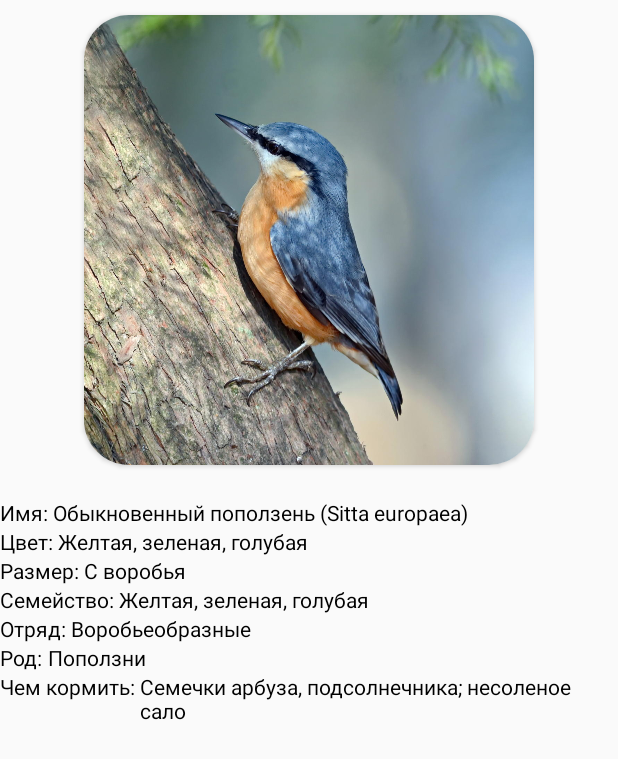
After one commit to l1raf/amc_front, an Android app: the layout card.xml on its own in the app's theme, with its tools: preview values and no code run, on a phone screen of 412 x 824 dp. The commit adds this screen. Shown: the top 759 px of the screen. Run offline under Robolectric (Android 15) with nearby library versions, the phone set to English and light mode, and no system bars.

Commit message:
Add card

```diff
--- a/app/src/main/AndroidManifest.xml
+++ b/app/src/main/AndroidManifest.xml
@@ -14,6 +14,8 @@
         android:supportsRtl="true"
         android:theme="@style/AppTheme.ActionBar.Transparent">
         <activity android:name=".BirdsActivity"></activity>
+        <activity android:name=".BirdsActivity2">
+        </activity>
         <activity android:name=".DetectBirdActivity" />
 
         <meta-data
--- a/app/src/main/java/com/example/amchack/SearchFragment.java
+++ b/app/src/main/java/com/example/amchack/SearchFragment.java
@@ -1,5 +1,6 @@
 package com.example.amchack;
 
+import android.content.Intent;
 import android.os.Bundle;
 
 import androidx.annotation.NonNull;
@@ -74,8 +75,8 @@ public class SearchFragment extends Fragment implements LoaderManager.LoaderCall
             @Override
             public void onClick(View view) {
                 String name = mSharedPreferencesHelper.getChoice();
-
-
+                Intent intent = new Intent(getActivity(), BirdsActivity2.class);
+                startActivity(intent);
             }
         });
 
--- /dev/null
+++ b/app/src/main/res/layout/card.xml
@@ -0,0 +1,153 @@
+<?xml version="1.0" encoding="utf-8"?>
+<LinearLayout xmlns:android="http://schemas.android.com/apk/res/android"
+    android:layout_width="match_parent"
+    android:layout_height="match_parent"
+    xmlns:app="http://schemas.android.com/apk/res-auto"
+    android:orientation="vertical">
+
+    <androidx.cardview.widget.CardView
+        android:id="@+id/cardView2"
+        android:layout_width="300dp"
+        android:layout_height="300dp"
+        android:layout_marginTop="10dp"
+        android:layout_marginHorizontal="10dp"
+        android:layout_marginBottom="22dp"
+        android:layout_gravity="center"
+        android:background="@android:color/transparent"
+        app:cardCornerRadius="30dp">
+
+        <ImageView
+            android:id="@+id/image_for_card"
+            android:layout_width="match_parent"
+            android:layout_height="match_parent"
+            android:scaleType="centerCrop"
+            android:src="@drawable/popolz"/>
+    </androidx.cardview.widget.CardView>
+
+    <LinearLayout
+        android:layout_width="wrap_content"
+        android:layout_height="wrap_content">
+
+        <TextView
+            android:text="Имя: "
+            android:textColor="@color/black"
+            android:layout_height="wrap_content"
+            android:layout_width="wrap_content"/>
+
+        <TextView
+            android:text="Обыкновенный поползень (Sitta europaea)"
+            android:layout_height="wrap_content"
+            android:textColor="@color/black"
+            android:layout_width="wrap_content"/>
+
+    </LinearLayout>
+
+    <LinearLayout
+        android:layout_width="wrap_content"
+        android:layout_height="wrap_content">
+
+        <TextView
+            android:text="Цвет: "
+            android:textColor="@color/black"
+            android:layout_height="wrap_content"
+            android:layout_width="wrap_content"/>
+
+        <TextView
+            android:text="Желтая, зеленая, голубая"
+            android:layout_height="wrap_content"
+            android:textColor="@color/black"
+            android:layout_width="wrap_content"/>
+
+    </LinearLayout>
+
+    <LinearLayout
+        android:layout_width="wrap_content"
+        android:layout_height="wrap_content">
+
+        <TextView
+            android:text="Размер: "
+            android:layout_height="wrap_content"
+            android:textColor="@color/black"
+            android:layout_width="wrap_content"/>
+
+        <TextView
+            android:text="С воробья"
+            android:layout_height="wrap_content"
+            android:textColor="@color/black"
+            android:layout_width="wrap_content"/>
+
+    </LinearLayout>
+
+    <LinearLayout
+        android:layout_width="wrap_content"
+        android:layout_height="wrap_content">
+
+        <TextView
+            android:text="Семейство: "
+            android:layout_height="wrap_content"
+            android:textColor="@color/black"
+            android:layout_width="wrap_content"/>
+
+        <TextView
+            android:text="Желтая, зеленая, голубая"
+            android:layout_height="wrap_content"
+            android:textColor="@color/black"
+            android:layout_width="wrap_content"/>
+
+    </LinearLayout>
+
+    <LinearLayout
+        android:layout_width="wrap_content"
+        android:layout_height="wrap_content">
+
+        <TextView
+            android:text="Отряд: "
+            android:textColor="@color/black"
+            android:layout_height="wrap_content"
+            android:layout_width="wrap_content"/>
+
+        <TextView
+            android:text="Воробьеобразные"
+            android:textColor="@color/black"
+            android:layout_height="wrap_content"
+            android:layout_width="wrap_content"/>
+
+    </LinearLayout>
+
+    <LinearLayout
+        android:layout_width="wrap_content"
+        android:layout_height="wrap_content">
+
+        <TextView
+            android:text="Род: "
+            android:textColor="@color/black"
+            android:layout_height="wrap_content"
+            android:layout_width="wrap_content"/>
+
+        <TextView
+            android:text="Поползни"
+            android:textColor="@color/black"
+            android:layout_height="wrap_content"
+            android:layout_width="wrap_content"/>
+
+    </LinearLayout>
+
+    <LinearLayout
+        android:layout_width="wrap_content"
+        android:layout_height="wrap_content">
+
+        <TextView
+            android:text="Чем кормить: "
+            android:textColor="@color/black"
+            android:layout_height="wrap_content"
+            android:layout_width="wrap_content"/>
+
+        <TextView
+            android:text="Семечки арбуза, подсолнечника; несоленое сало"
+            android:layout_height="wrap_content"
+            android:textColor="@color/black"
+            android:layout_width="wrap_content"/>
+
+    </LinearLayout>
+
+</LinearLayout>
```
Also changed, not shown: app/src/main/java/com/example/amchack/BirdsActivity2.java (added, +22 -0 lines), app/src/main/res/layout/activity_birds2.xml (added, +55 -0 lines), app/src/main/res/drawable/voron_icon.jpg (added), app/src/main/res/drawable/voron_icon.webp (added).
